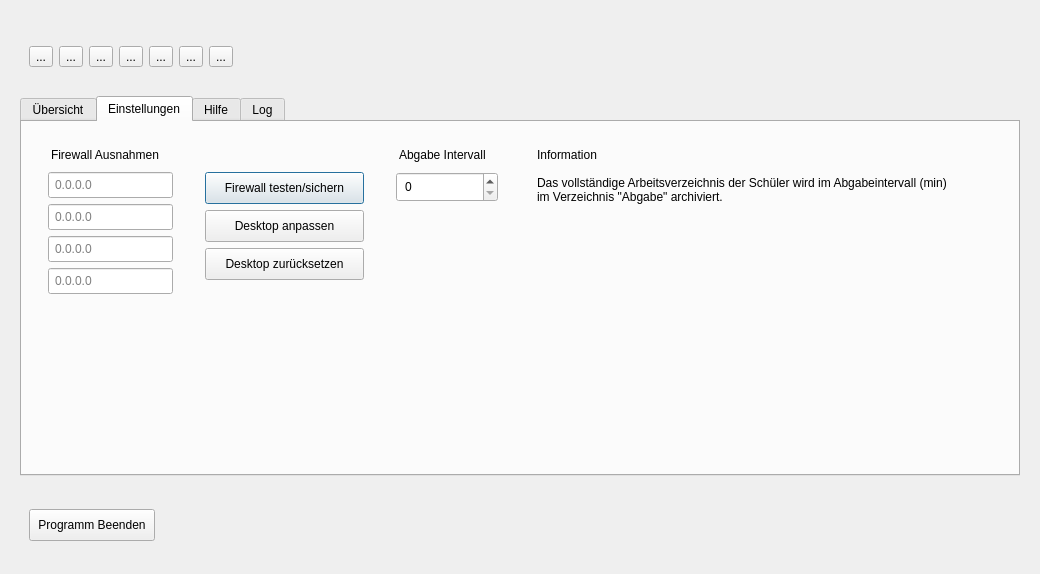
Qt form server/server.ui (valueerrorx/life-exam) before a commit.
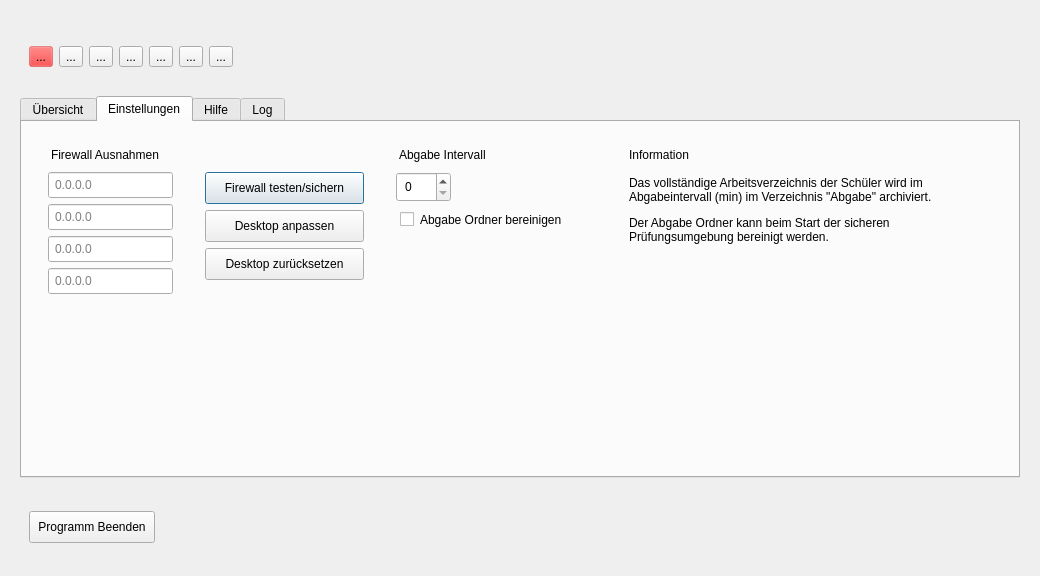
The same form after that commit. The open tabs and pages were chosen to show the change. Icons and pictures are not drawn.

Commit message: removed for loop on startexam

Diff of the .ui file:
```diff
--- a/server/server.ui
+++ b/server/server.ui
@@ -8,7 +8,7 @@
     <x>0</x>
     <y>0</y>
     <width>1040</width>
-    <height>574</height>
+    <height>576</height>
    </rect>
   </property>
   <property name="sizePolicy">
@@ -76,7 +76,7 @@
             <bool>false</bool>
            </property>
            <property name="styleSheet">
-            <string notr="true"/>
+            <string notr="true">background-color: rgba(255,0,0,0.3);</string>
            </property>
            <property name="text">
             <string>...</string>
@@ -593,7 +593,7 @@
            <widget class="QWidget" name="widget_8" native="true">
             <property name="maximumSize">
              <size>
-              <width>128</width>
+              <width>220</width>
               <height>16777215</height>
              </size>
             </property>
@@ -610,6 +610,12 @@
              </item>
              <item>
               <widget class="QSpinBox" name="aintervall">
+               <property name="sizePolicy">
+                <sizepolicy hsizetype="Fixed" vsizetype="Fixed">
+                 <horstretch>0</horstretch>
+                 <verstretch>0</verstretch>
+                </sizepolicy>
+               </property>
                <property name="toolTip">
                 <string>0 - Automatische Abgabe deaktiviert</string>
                </property>
@@ -624,6 +630,16 @@
                </property>
               </widget>
              </item>
+             <item>
+              <widget class="QCheckBox" name="checkBox">
+               <property name="text">
+                <string>Abgabe Ordner bereinigen</string>
+               </property>
+               <property name="checked">
+                <bool>false</bool>
+               </property>
+              </widget>
+             </item>
              <item>
               <spacer name="verticalSpacer">
                <property name="orientation">
@@ -659,7 +675,7 @@
              <item>
               <widget class="QLabel" name="label">
                <property name="text">
-                <string>&lt;html&gt;&lt;head/&gt;&lt;body&gt;&lt;p&gt;Das vollständige Arbeitsverzeichnis der Schüler wird im Abgabeintervall (min)&lt;br/&gt;im Verzeichnis &amp;quot;Abgabe&amp;quot; archiviert.&lt;/p&gt;&lt;/body&gt;&lt;/html&gt;</string>
+                <string>&lt;html&gt;&lt;head/&gt;&lt;body&gt;&lt;p&gt;Das vollständige Arbeitsverzeichnis der Schüler wird im &lt;br/&gt;Abgabeintervall (min) im Verzeichnis &amp;quot;Abgabe&amp;quot; archiviert.&lt;/p&gt;&lt;p&gt;Der Abgabe Ordner kann beim Start der sicheren&lt;br/&gt;Prüfungsumgebung bereinigt werden.&lt;/p&gt;&lt;/body&gt;&lt;/html&gt;</string>
                </property>
               </widget>
              </item>
```
Left out of the diff: 23 changed lines with no effect on the pictures. The commit also changes 1 other file.
